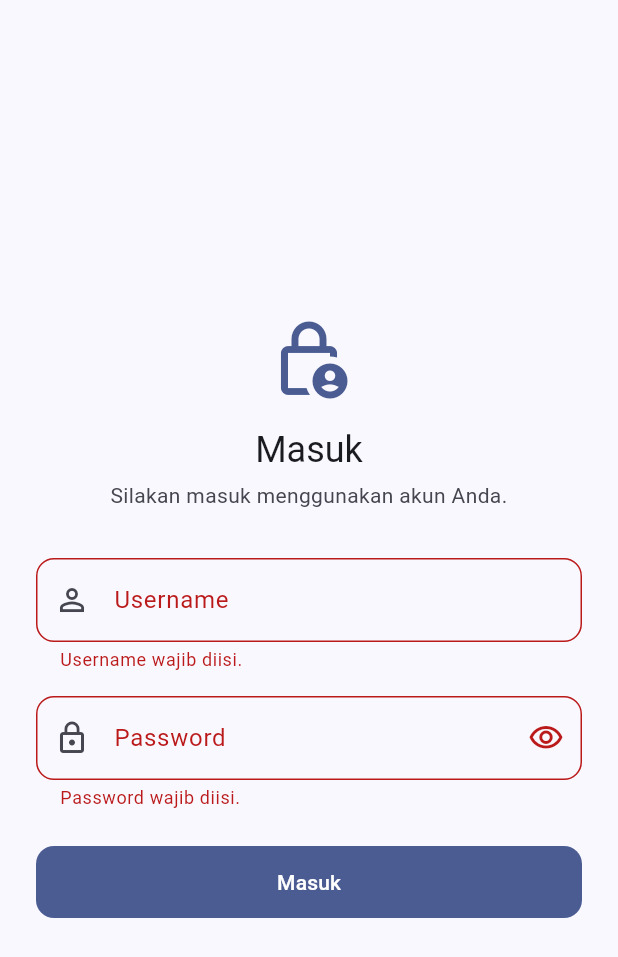
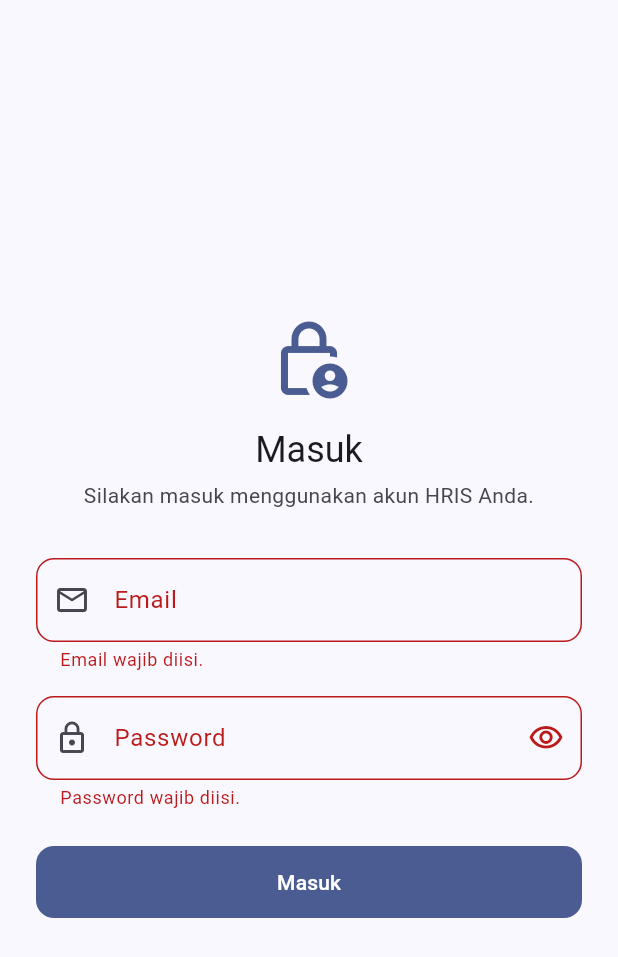
Before and after one commit to dhank77/hris-flutter, a Flutter app: the screen it shows after launch, after a tap on "Masuk", on a phone screen of 412 x 824 dp. Shown: the top 957 px of the screen. Run offline on Flutter 3.47's test engine with Material 3 defaults, Android fonts, the phone set to English and light mode, and no system bars; our stand-ins replace dio, flutter_riverpod, flutter_secure_storage, freezed_annotation, go_router, logger and 1 more; generated files the repository leaves out were written again.

Commit message:
login1: init login

```diff
--- a/config/dev.json
+++ b/config/dev.json
@@ -1,4 +1,4 @@
 {
-  "API_BASE_URL": "https://dummyjson.com",
+  "API_BASE_URL": "https://hris.test/api",
   "ENABLE_HTTP_LOGS": true
 }
--- a/lib/app/bootstrap.dart
+++ b/lib/app/bootstrap.dart
@@ -4,10 +4,8 @@ import 'package:shared_preferences/shared_preferences.dart';
 
 import 'package:flutter_antigravity_starter_pack/core/logging/app_logger.dart';
 import 'package:flutter_antigravity_starter_pack/core/logging/provider_logger.dart';
-import 'package:flutter_antigravity_starter_pack/core/network/token_refresher.dart';
 import 'package:flutter_antigravity_starter_pack/core/riverpod/retry_policy.dart';
 import 'package:flutter_antigravity_starter_pack/core/storage/preferences.dart';
-import 'package:flutter_antigravity_starter_pack/features/auth/data/auth_api.dart';
 
 /// Titik awal aplikasi. Semua inisialisasi yang harus selesai SEBELUM UI
 /// pertama digambar dikumpulkan di sini, sehingga `main.dart` tetap satu baris.
@@ -43,7 +41,6 @@ Future<void> bootstrap(Widget Function() builder) async {
       overrides: [
         loggerProvider.overrideWithValue(logger),
         sharedPreferencesProvider.overrideWithValue(preferences),
-        tokenRefresherProvider.overrideWithValue(refreshAuthTokens),
       ],
       child: builder(),
     ),
--- a/lib/core/config/env.dart
+++ b/lib/core/config/env.dart
@@ -13,7 +13,7 @@ class Env {
   factory Env.fromEnvironment() => const Env(
     apiBaseUrl: String.fromEnvironment(
       'API_BASE_URL',
-      defaultValue: 'https://dummyjson.com',
+      defaultValue: 'https://hris.test/api',
     ),
     enableHttpLogs: bool.fromEnvironment(
       'ENABLE_HTTP_LOGS',
--- a/lib/features/auth/application/auth_controller.dart
+++ b/lib/features/auth/application/auth_controller.dart
@@ -17,13 +17,10 @@ class AuthController extends AsyncNotifier<AuthUser?> {
     return ref.watch(authRepositoryProvider).restoreSession();
   }
 
-  Future<void> login({
-    required String username,
-    required String password,
-  }) async {
+  Future<void> login({required String email, required String password}) async {
     final user = await ref
         .read(authRepositoryProvider)
-        .login(username: username, password: password);
+        .login(email: email, password: password);
     if (!ref.mounted) return;
     state = AsyncData(user);
   }
--- a/lib/features/auth/application/login_controller.dart
+++ b/lib/features/auth/application/login_controller.dart
@@ -9,15 +9,12 @@ class LoginController extends AsyncNotifier<void> {
   @override
   FutureOr<void> build() {}
 
-  Future<bool> submit({
-    required String username,
-    required String password,
-  }) async {
+  Future<bool> submit({required String email, required String password}) async {
     state = const AsyncLoading();
     final result = await AsyncValue.guard(
       () => ref
           .read(authControllerProvider.notifier)
-          .login(username: username, password: password),
+          .login(email: email, password: password),
     );
     if (!ref.mounted) return false;
     state = result;
--- a/lib/features/auth/data/auth_repository.dart
+++ b/lib/features/auth/data/auth_repository.dart
@@ -6,7 +6,7 @@ import 'package:flutter_antigravity_starter_pack/features/auth/data/auth_api.dar
 import 'package:flutter_antigravity_starter_pack/features/auth/data/models/auth_user.dart';
 
 /// Pintu masuk data Auth untuk layer aplikasi.
-/// Mengkoordinasikan API autentikasi dan penyimpanan token terenkripsi.
+/// Mengkoordinasikan API autentikasi Laravel Sanctum dan penyimpanan token terenkripsi.
 class AuthRepository {
   AuthRepository(this._api, this._tokenStorage);
 
@@ -27,18 +27,28 @@ class AuthRepository {
   }
 
   Future<AuthUser> login({
-    required String username,
+    required String email,
     required String password,
   }) async {
-    final result = await _api.login(username: username, password: password);
+    final result = await _api.login(email: email, password: password);
     await _tokenStorage.saveTokens(
       accessToken: result.accessToken,
-      refreshToken: result.refreshToken,
+      refreshToken: '',
     );
     return result.user;
   }
 
-  Future<void> logout() => _tokenStorage.clear();
+  Future<void> logout() async {
+    final token = await _tokenStorage.readAccessToken();
+    if (token != null && token.isNotEmpty) {
+      try {
+        await _api.logout();
+      } on AppException {
+        // Tetap hapus token lokal meskipun pencabutan token di server gagal.
+      }
+    }
+    await _tokenStorage.clear();
+  }
 }
 
 final authRepositoryProvider = Provider<AuthRepository>(
--- a/lib/features/auth/data/models/auth_user.dart
+++ b/lib/features/auth/data/models/auth_user.dart
@@ -3,25 +3,23 @@ import 'package:freezed_annotation/freezed_annotation.dart';
 part 'auth_user.freezed.dart';
 part 'auth_user.g.dart';
 
-/// Data pengguna yang sedang login (kontrak DummyJSON `/auth/login` & `/auth/me`).
+/// Data pengguna yang sedang login (kontrak Laravel Sanctum `/auth/login` & `/auth/me`).
 @freezed
 abstract class AuthUser with _$AuthUser {
   const AuthUser._();
 
   const factory AuthUser({
     required int id,
-    required String username,
-    @Default('') String email,
-    @Default('') String firstName,
-    @Default('') String lastName,
-    @Default('') String image,
+    required String name,
+    required String email,
+    String? avatar,
+    @Default('employee') String role,
+    String? department,
+    String? position,
   }) = _AuthUser;
 
   factory AuthUser.fromJson(Map<String, dynamic> json) =>
       _$AuthUserFromJson(json);
 
-  String get fullName {
-    final name = '$firstName $lastName'.trim();
-    return name.isEmpty ? username : name;
-  }
+  String get fullName => name.trim().isEmpty ? email : name.trim();
 }
--- a/lib/features/auth/presentation/login_page.dart
+++ b/lib/features/auth/presentation/login_page.dart
@@ -15,13 +15,13 @@ class LoginPage extends ConsumerStatefulWidget {
 
 class _LoginPageState extends ConsumerState<LoginPage> {
   final _formKey = GlobalKey<FormState>();
-  final _usernameController = TextEditingController();
+  final _emailController = TextEditingController();
   final _passwordController = TextEditingController();
   bool _obscurePassword = true;
 
   @override
   void dispose() {
-    _usernameController.dispose();
+    _emailController.dispose();
     _passwordController.dispose();
     super.dispose();
   }
@@ -32,7 +32,7 @@ class _LoginPageState extends ConsumerState<LoginPage> {
     await ref
         .read(loginControllerProvider.notifier)
         .submit(
-          username: _usernameController.text.trim(),
+          email: _emailController.text.trim(),
           password: _passwordController.text,
         );
   }
@@ -73,7 +73,7 @@ class _LoginPageState extends ConsumerState<LoginPage> {
                     ),
                     const SizedBox(height: AppSpacing.xs),
                     Text(
-                      'Silakan masuk menggunakan akun Anda.',
+                      'Silakan masuk menggunakan akun HRIS Anda.',
                       textAlign: TextAlign.center,
                       style: context.textTheme.bodyMedium?.copyWith(
                         color: context.colors.onSurfaceVariant,
@@ -81,21 +81,26 @@ class _LoginPageState extends ConsumerState<LoginPage> {
                     ),
                     const SizedBox(height: AppSpacing.xl),
                     TextFormField(
-                      key: const Key('login.username'),
-                      controller: _usernameController,
+                      key: const Key('login.email'),
+                      controller: _emailController,
                       enabled: !isLoading,
+                      keyboardType: TextInputType.emailAddress,
                       textInputAction: TextInputAction.next,
-                      autofillHints: const [AutofillHints.username],
+                      autofillHints: const [AutofillHints.email],
                       decoration: InputDecoration(
-                        labelText: 'Username',
-                        prefixIcon: const Icon(Icons.person_outline),
+                        labelText: 'Email',
+                        prefixIcon: const Icon(Icons.email_outlined),
                         border: OutlineInputBorder(
                           borderRadius: BorderRadius.circular(AppRadius.md),
                         ),
                       ),
                       validator: (value) {
-                        if (value == null || value.trim().isEmpty) {
-                          return 'Username wajib diisi.';
+                        final trimmed = value?.trim() ?? '';
+                        if (trimmed.isEmpty) {
+                          return 'Email wajib diisi.';
+                        }
+                        if (!trimmed.contains('@')) {
+                          return 'Format email tidak valid.';
                         }
                         return null;
                       },
--- a/lib/features/home/presentation/home_page.dart
+++ b/lib/features/home/presentation/home_page.dart
@@ -58,7 +58,7 @@ class _WelcomeBanner extends StatelessWidget {
     final displayName = user?.fullName ?? 'Karyawan';
     final subtitle = (user?.email.isNotEmpty ?? false)
         ? user!.email
-        : (user != null ? '@${user!.username}' : 'Selamat bekerja hari ini');
+        : 'Selamat bekerja hari ini';
     final initial = displayName.isNotEmpty
         ? displayName.characters.first.toUpperCase()
         : 'K';
--- a/lib/features/settings/presentation/settings_page.dart
+++ b/lib/features/settings/presentation/settings_page.dart
@@ -26,9 +26,7 @@ class SettingsPage extends ConsumerWidget {
                 child: Text(user.fullName.characters.first.toUpperCase()),
               ),
               title: Text(user.fullName),
-              subtitle: Text(
-                user.email.isNotEmpty ? user.email : '@${user.username}',
-              ),
+              subtitle: Text(user.email),
             ),
             const Divider(height: AppSpacing.md),
           ],
```
Also changed, not shown: lib/features/auth/data/auth_api.dart (+18 -39 lines), 6 other files.
